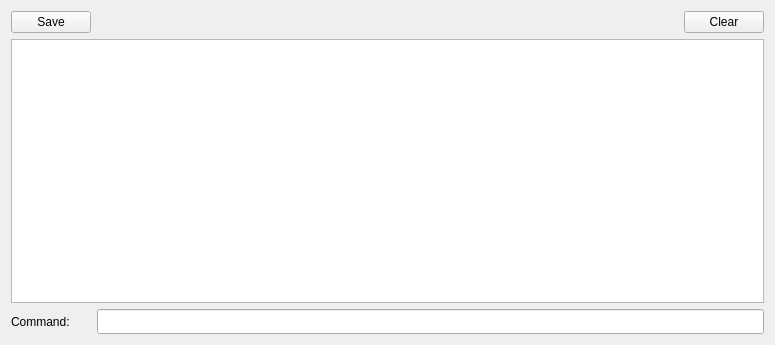
slsdetectorgroup/slsDetectorPackage, file slsDetectorGui/forms/form_tab_messages.ui: the form before one commit.
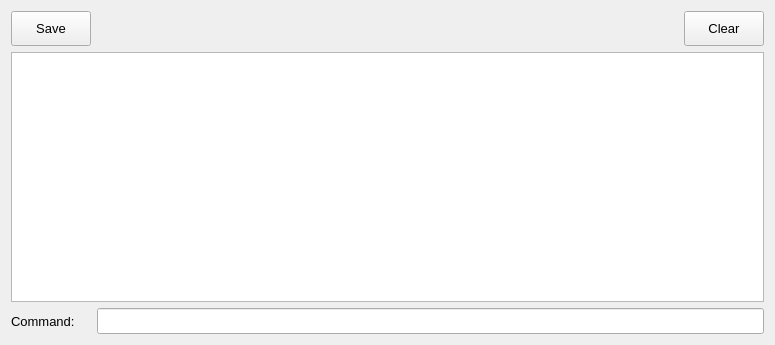
The form after the commit. Icons and pictures are not drawn.

What changed in the file:
```diff
--- a/slsDetectorGui/forms/form_tab_messages.ui
+++ b/slsDetectorGui/forms/form_tab_messages.ui
@@ -28,12 +28,24 @@
     <height>345</height>
    </size>
   </property>
+  <property name="font">
+   <font>
+    <family>Cantarell</family>
+    <pointsize>10</pointsize>
+   </font>
+  </property>
   <property name="windowTitle">
    <string>Form</string>
   </property>
   <layout class="QGridLayout" name="gridLayout">
    <item row="1" column="1" colspan="3">
     <widget class="QTextEdit" name="dispLog">
+     <property name="font">
+      <font>
+       <family>Cantarell</family>
+       <pointsize>10</pointsize>
+      </font>
+     </property>
      <property name="focusPolicy">
       <enum>Qt::NoFocus</enum>
      </property>
@@ -47,9 +59,21 @@
      <property name="minimumSize">
       <size>
        <width>0</width>
-       <height>25</height>
+       <height>26</height>
       </size>
      </property>
+     <property name="maximumSize">
+      <size>
+       <width>16777215</width>
+       <height>28</height>
+      </size>
+     </property>
+     <property name="font">
+      <font>
+       <family>Cantarell</family>
+       <pointsize>10</pointsize>
+      </font>
+     </property>
      <property name="toolTip">
       <string>&lt;html&gt;&lt;head/&gt;&lt;body&gt;&lt;p&gt;Up arrow key picks up the previous command.&lt;/p&gt;&lt;p&gt;Down arrow key clears the current command.&lt;/p&gt;&lt;p&gt;Return or Enter key executes the current command&lt;/p&gt;&lt;/body&gt;&lt;/html&gt;</string>
      </property>
@@ -63,12 +87,27 @@
        <verstretch>0</verstretch>
       </sizepolicy>
      </property>
+     <property name="minimumSize">
+      <size>
+       <width>0</width>
+       <height>35</height>
+      </size>
+     </property>
      <property name="maximumSize">
       <size>
        <width>16777215</width>
        <height>35</height>
       </size>
      </property>
+     <property name="font">
+      <font>
+       <family>Cantarell</family>
+       <pointsize>10</pointsize>
+      </font>
+     </property>
+     <property name="toolTip">
+      <string>Clear log</string>
+     </property>
      <property name="text">
       <string>Clear</string>
      </property>
@@ -86,12 +125,27 @@
        <verstretch>0</verstretch>
       </sizepolicy>
      </property>
+     <property name="minimumSize">
+      <size>
+       <width>0</width>
+       <height>35</height>
+      </size>
+     </property>
      <property name="maximumSize">
       <size>
        <width>16777215</width>
        <height>35</height>
       </size>
      </property>
+     <property name="font">
+      <font>
+       <family>Cantarell</family>
+       <pointsize>10</pointsize>
+      </font>
+     </property>
+     <property name="toolTip">
+      <string>Save log</string>
+     </property>
      <property name="text">
       <string>Save</string>
      </property>
@@ -109,6 +163,12 @@
        <verstretch>0</verstretch>
       </sizepolicy>
      </property>
+     <property name="font">
+      <font>
+       <family>Cantarell</family>
+       <pointsize>10</pointsize>
+      </font>
+     </property>
      <property name="text">
       <string>Command:</string>
      </property>
```
Left out of the diff: 6 changed lines with no effect on the pictures.
